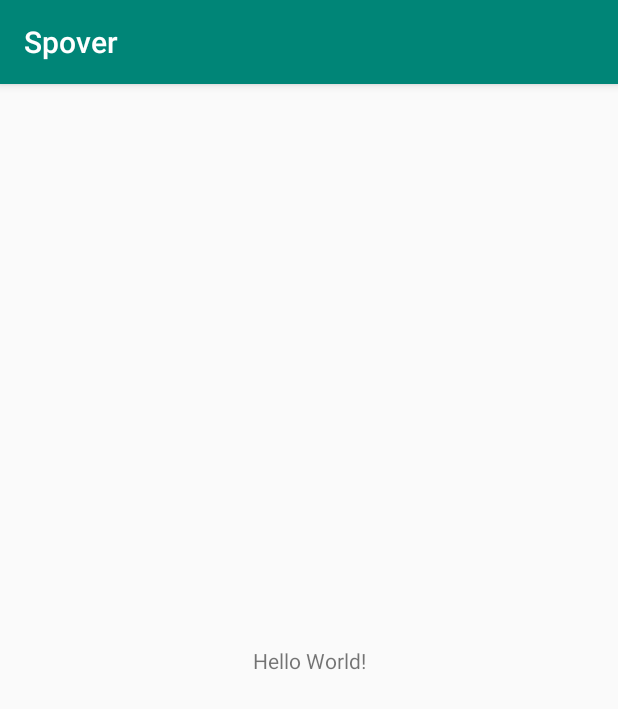
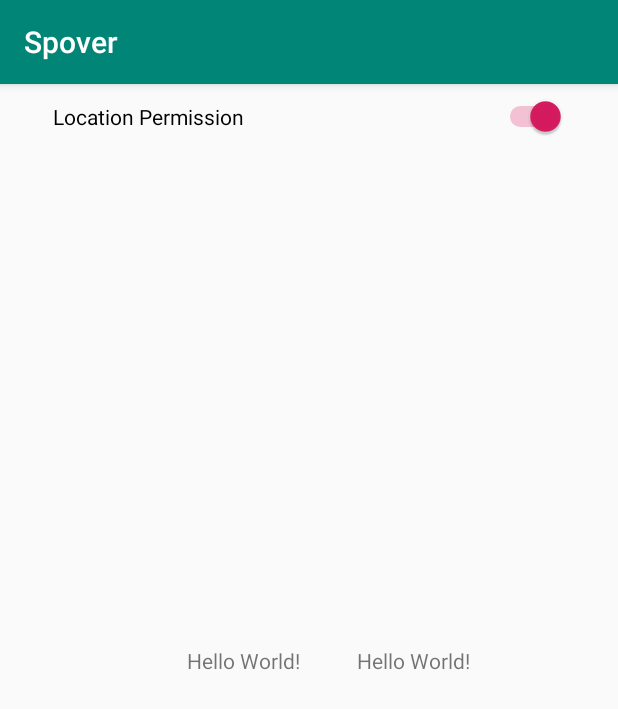
Before and after one commit to henne90gen/Spover, an Android app: the screen it shows after launch (MainActivity), on a phone screen of 412 x 824 dp. Shown: the top 709 px of the screen. Run offline under Robolectric (Android 15) with nearby library versions, the phone set to English and light mode, and no system bars.

Commit message:
Adding location access request switch

```diff
--- a/app/build.gradle
+++ b/app/build.gradle
@@ -24,9 +24,12 @@ android {
 
 dependencies {
     implementation fileTree(dir: 'libs', include: ['*.jar'])
-    implementation"org.jetbrains.kotlin:kotlin-stdlib-jdk7:$kotlin_version"
+    implementation "org.jetbrains.kotlin:kotlin-stdlib-jdk7:$kotlin_version"
     implementation 'com.android.support:appcompat-v7:28.0.0'
     implementation 'com.android.support.constraint:constraint-layout:1.1.3'
+
+    implementation "com.google.android.gms:play-services-location:16.0.0"
+
     testImplementation 'junit:junit:4.12'
     androidTestImplementation 'com.android.support.test:runner:1.0.2'
     androidTestImplementation 'com.android.support.test.espresso:espresso-core:3.0.2'
--- a/app/src/main/AndroidManifest.xml
+++ b/app/src/main/AndroidManifest.xml
@@ -1,6 +1,8 @@
 <?xml version="1.0" encoding="utf-8"?>
 <manifest xmlns:android="http://schemas.android.com/apk/res/android"
     package="de.spover.spover">
+
+    <uses-permission android:name="android.permission.ACCESS_FINE_LOCATION"/>
 
     <application
         android:allowBackup="true"
--- a/app/src/main/java/de/spover/spover/DataClasses.kt
+++ b/app/src/main/java/de/spover/spover/DataClasses.kt
@@ -1,3 +1,3 @@
 package de.spover.spover
 
-data class Location(val latitude: Int, val longitude: Int)
+data class Location(val latitude: Double, val longitude: Double)
--- a/app/src/main/java/de/spover/spover/ILocationService.kt
+++ b/app/src/main/java/de/spover/spover/ILocationService.kt
@@ -1,5 +1,7 @@
 package de.spover.spover
 
+typealias LocationCallback = (Location?) -> Unit
+
 interface ILocationService {
-    fun fetchLocation(): Location
+    fun fetchLocation(callback: LocationCallback)
 }
--- a/app/src/main/java/de/spover/spover/MainActivity.kt
+++ b/app/src/main/java/de/spover/spover/MainActivity.kt
@@ -1,12 +1,81 @@
 package de.spover.spover
 
+import android.Manifest
+import android.content.pm.PackageManager
+import android.os.Bundle
+import android.support.v4.app.ActivityCompat
+import android.support.v4.content.ContextCompat
 import android.support.v7.app.AppCompatActivity
-import android.os.Bundle
+import android.util.Log
+import android.view.View
+import android.widget.CompoundButton
+import android.widget.Switch
+import android.widget.TextView
 
 class MainActivity : AppCompatActivity() {
+
+    private val tag = LocationService::class.java.simpleName
+
+    private lateinit var locationService: ILocationService
+    private lateinit var latText: TextView
+    private lateinit var lonText: TextView
+    private lateinit var permissionSwitch: Switch
 
     override fun onCreate(savedInstanceState: Bundle?) {
         super.onCreate(savedInstanceState)
         setContentView(R.layout.activity_main)
+        locationService = LocationService(this)
+        latText = findViewById(R.id.lat)
+        lonText = findViewById(R.id.lon)
+        permissionSwitch = findViewById(R.id.locationPermissionSwitch)
+        permissionSwitch.setOnCheckedChangeListener { _, isChecked -> this.checkLocationPermission(isChecked) }
+        checkLocationPermission(true)
+    }
+
+    override fun onRequestPermissionsResult(requestCode: Int, permissions: Array<out String>, grantResults: IntArray) {
+        if (requestCode == 0) {
+            if ((grantResults.isNotEmpty() && grantResults[0] == PackageManager.PERMISSION_GRANTED)) {
+                permissionSwitch.isChecked = true
+            } else {
+                Log.e(tag, "Location permission not granted")
+            }
+        }
+    }
+
+    private fun checkLocationPermission(isChecked: Boolean) {
+        Log.e(tag, "Location permission switch: $isChecked")
+        if (!isChecked) {
+            return
+        }
+        if (ContextCompat.checkSelfPermission(this, Manifest.permission.ACCESS_FINE_LOCATION)
+                != PackageManager.PERMISSION_GRANTED) {
+            Log.e(tag, "Did not grant location permission")
+            permissionSwitch.isChecked = false
+            if (ActivityCompat.shouldShowRequestPermissionRationale(this,
+                            Manifest.permission.ACCESS_FINE_LOCATION)) {
+                Log.e(tag, "We should show permission rationale, but I don't know what that means")
+                // Show an explanation to the user *asynchronously* -- don't block
+                // this thread waiting for the user's response! After the user
+                // sees the explanation, try again to request the permission.
+            } else {
+                ActivityCompat.requestPermissions(this,
+                        arrayOf(Manifest.permission.ACCESS_FINE_LOCATION),
+                        0)
+            }
+        } else {
+            permissionSwitch.isChecked = true
+        }
+    }
+
+    fun setLocation(view: View) {
+        locationService.fetchLocation { loc ->
+            if (loc != null) {
+                latText.text = "${loc.latitude}"
+                lonText.text = "${loc.longitude}"
+            } else {
+                latText.text = "Could not fetch location"
+                lonText.text = "Could not fetch location"
+            }
+        }
     }
 }
--- a/app/src/main/res/layout/activity_main.xml
+++ b/app/src/main/res/layout/activity_main.xml
@@ -7,12 +7,37 @@
     tools:context=".MainActivity">
 
     <TextView
+        android:id="@+id/lat"
         android:layout_width="wrap_content"
         android:layout_height="wrap_content"
         android:text="Hello World!"
         app:layout_constraintBottom_toBottomOf="parent"
+        app:layout_constraintHorizontal_bias="0.37"
         app:layout_constraintLeft_toLeftOf="parent"
         app:layout_constraintRight_toRightOf="parent"
         app:layout_constraintTop_toTopOf="parent" />
 
+    <TextView
+        android:id="@+id/lon"
+        android:layout_width="wrap_content"
+        android:layout_height="wrap_content"
+        android:text="Hello World!"
+        app:layout_constraintBottom_toBottomOf="parent"
+        app:layout_constraintHorizontal_bias="0.707"
+        app:layout_constraintLeft_toLeftOf="parent"
+        app:layout_constraintRight_toRightOf="parent"
+        app:layout_constraintTop_toTopOf="parent" />
+
+    <Switch
+        android:id="@+id/locationPermissionSwitch"
+        android:layout_width="342dp"
+        android:layout_height="wrap_content"
+        android:layout_marginStart="8dp"
+        android:layout_marginTop="8dp"
+        android:layout_marginEnd="8dp"
+        android:text="Location Permission"
+        app:layout_constraintEnd_toEndOf="parent"
+        app:layout_constraintStart_toStartOf="parent"
+        app:layout_constraintTop_toTopOf="parent" />
+
 </android.support.constraint.ConstraintLayout>
```
Also changed, not shown: app/src/main/java/de/spover/spover/LocationService.kt (+26 -3 lines), 1 other file.
